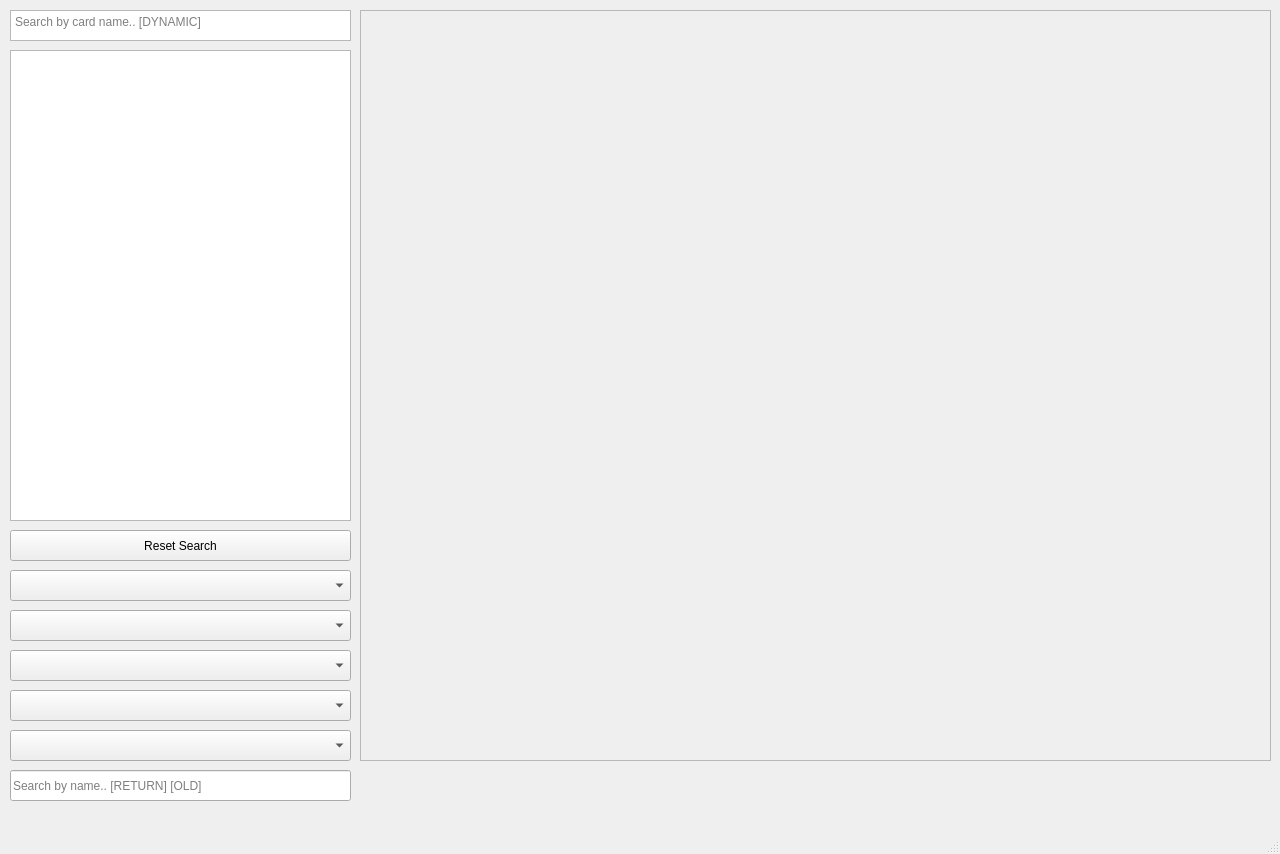
The window that mainwindow.ui (O-01/netrunner_card_finder) describes before a commit, drawn with Qt 5.
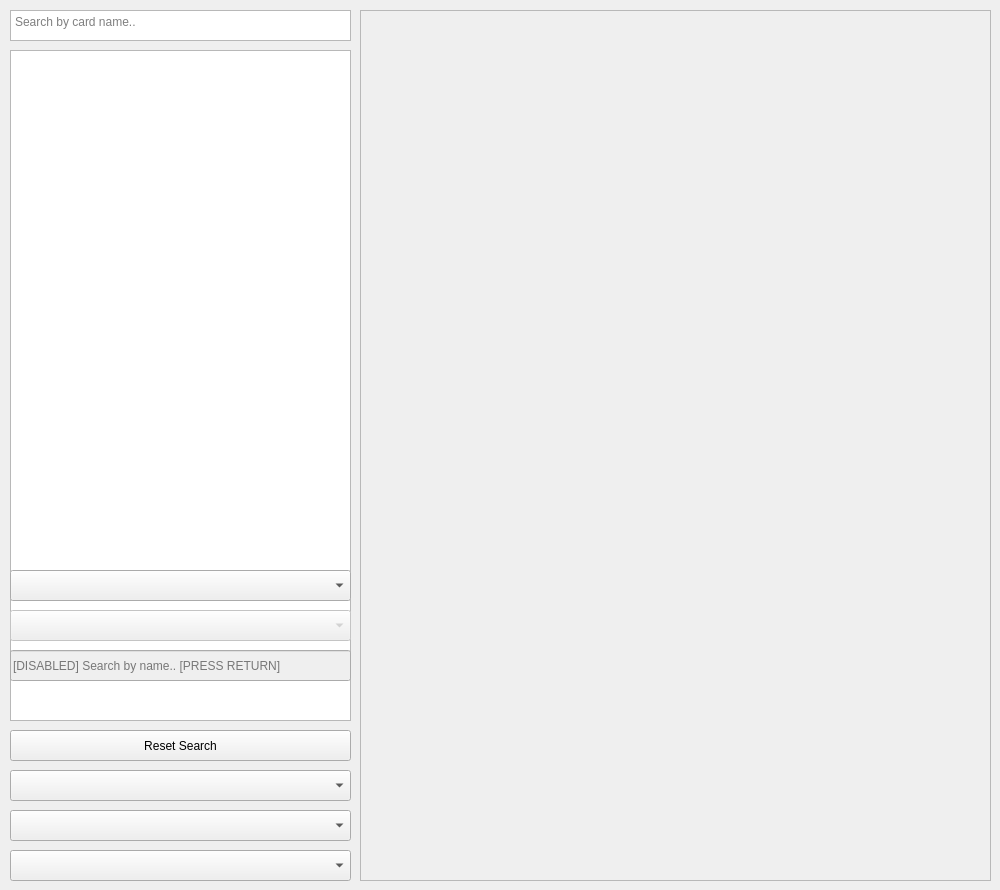
The same window after the commit.

Commit message: Added filter dropdown menu functionality, added image display functionality, improved reset button operation, added listt item selection interactions

Patch:
```diff
--- a/mainwindow.ui
+++ b/mainwindow.ui
@@ -6,14 +6,26 @@
    <rect>
     <x>0</x>
     <y>0</y>
-    <width>1280</width>
-    <height>854</height>
+    <width>1000</width>
+    <height>890</height>
    </rect>
   </property>
+  <property name="sizePolicy">
+   <sizepolicy hsizetype="Preferred" vsizetype="Preferred">
+    <horstretch>0</horstretch>
+    <verstretch>0</verstretch>
+   </sizepolicy>
+  </property>
   <property name="minimumSize">
    <size>
-    <width>1280</width>
-    <height>800</height>
+    <width>1000</width>
+    <height>890</height>
+   </size>
+  </property>
+  <property name="maximumSize">
+   <size>
+    <width>1000</width>
+    <height>890</height>
    </size>
   </property>
   <property name="windowTitle">
@@ -26,7 +38,7 @@
       <x>10</x>
       <y>50</y>
       <width>341</width>
-      <height>471</height>
+      <height>671</height>
      </rect>
     </property>
     <property name="focusPolicy">
@@ -49,7 +61,7 @@
     <property name="geometry">
      <rect>
       <x>10</x>
-      <y>530</y>
+      <y>730</y>
       <width>341</width>
       <height>31</height>
      </rect>
@@ -62,6 +74,9 @@
     </property>
    </widget>
    <widget class="QComboBox" name="dropFormat">
+    <property name="enabled">
+     <bool>true</bool>
+    </property>
     <property name="geometry">
      <rect>
       <x>10</x>
@@ -77,11 +92,11 @@
      <number>16</number>
     </property>
     <property name="placeholderText">
-     <string>FORMAT</string>
+     <string>[DISABLED] FORMAT</string>
     </property>
     <item>
      <property name="text">
-      <string>FORMAT</string>
+      <string>[FORMAT]</string>
      </property>
     </item>
     <item>
@@ -126,6 +141,9 @@
     </item>
    </widget>
    <widget class="QComboBox" name="dropSet">
+    <property name="enabled">
+     <bool>false</bool>
+    </property>
     <property name="geometry">
      <rect>
       <x>10</x>
@@ -138,14 +156,17 @@
      <number>16</number>
     </property>
     <property name="placeholderText">
-     <string>SET</string>
+     <string>[DISABLED] SET</string>
     </property>
    </widget>
    <widget class="QComboBox" name="dropType">
+    <property name="enabled">
+     <bool>true</bool>
+    </property>
     <property name="geometry">
      <rect>
       <x>10</x>
-      <y>730</y>
+      <y>850</y>
       <width>341</width>
       <height>31</height>
      </rect>
@@ -213,10 +234,13 @@
     </item>
    </widget>
    <widget class="QComboBox" name="dropFaction">
+    <property name="enabled">
+     <bool>true</bool>
+    </property>
     <property name="geometry">
      <rect>
       <x>10</x>
-      <y>690</y>
+      <y>810</y>
       <width>341</width>
       <height>31</height>
      </rect>
@@ -292,10 +316,13 @@
     </item>
    </widget>
    <widget class="QComboBox" name="dropSide">
+    <property name="enabled">
+     <bool>true</bool>
+    </property>
     <property name="geometry">
      <rect>
       <x>10</x>
-      <y>650</y>
+      <y>770</y>
       <width>341</width>
       <height>31</height>
      </rect>
@@ -327,56 +354,92 @@
      <rect>
       <x>360</x>
       <y>10</y>
-      <width>911</width>
-      <height>751</height>
+      <width>631</width>
+      <height>871</height>
      </rect>
     </property>
+    <property name="sizePolicy">
+     <sizepolicy hsizetype="Fixed" vsizetype="Expanding">
+      <horstretch>0</horstretch>
+      <verstretch>0</verstretch>
+     </sizepolicy>
+    </property>
     <property name="frameShadow">
      <enum>QFrame::Sunken</enum>
     </property>
     <property name="lineWidth">
      <number>2</number>
     </property>
+    <property name="verticalScrollBarPolicy">
+     <enum>Qt::ScrollBarAlwaysOff</enum>
+    </property>
+    <property name="horizontalScrollBarPolicy">
+     <enum>Qt::ScrollBarAlwaysOff</enum>
+    </property>
+    <property name="sizeAdjustPolicy">
+     <enum>QAbstractScrollArea::AdjustIgnored</enum>
+    </property>
     <property name="widgetResizable">
-     <bool>true</bool>
+     <bool>false</bool>
+    </property>
+    <property name="alignment">
+     <set>Qt::AlignLeading|Qt::AlignLeft|Qt::AlignTop</set>
     </property>
     <widget class="QWidget" name="scrollAreaWidgetContents">
      <property name="geometry">
       <rect>
        <x>0</x>
        <y>0</y>
-       <width>909</width>
-       <height>749</height>
+       <width>929</width>
+       <height>869</height>
       </rect>
      </property>
      <widget class="QWidget" name="gridLayoutWidget">
       <property name="geometry">
        <rect>
-        <x>10</x>
-        <y>10</y>
-        <width>891</width>
-        <height>731</height>
+        <x>0</x>
+        <y>0</y>
+        <width>621</width>
+        <height>871</height>
        </rect>
       </property>
-      <layout class="QGridLayout" name="gridLayout">
+      <layout class="QGridLayout" name="gridLayout" rowstretch="0" rowminimumheight="0" columnminimumwidth="0">
        <property name="sizeConstraint">
         <enum>QLayout::SetDefaultConstraint</enum>
        </property>
+       <property name="leftMargin">
+        <number>6</number>
+       </property>
+       <property name="topMargin">
+        <number>6</number>
+       </property>
+       <property name="rightMargin">
+        <number>6</number>
+       </property>
+       <property name="bottomMargin">
+        <number>6</number>
+       </property>
+       <property name="spacing">
+        <number>6</number>
+       </property>
       </layout>
      </widget>
     </widget>
    </widget>
    <widget class="QLineEdit" name="lineEdit">
+    <property name="enabled">
+     <bool>false</bool>
+    </property>
     <property name="geometry">
      <rect>
       <x>10</x>
-      <y>770</y>
+      <y>650</y>
       <width>341</width>
       <height>31</height>
      </rect>
     </property>
     <property name="placeholderText">
-     <string>Search by name.. [RETURN] [OLD]</string>
+     <string>[DISABLED] Search by name.. [PRESS RETURN]</string>
     </property>
    </widget>
    <widget class="QTextEdit" name="searchField">
@@ -416,7 +479,7 @@
      <enum>QTextEdit::NoWrap</enum>
     </property>
     <property name="placeholderText">
-     <string>Search by card name.. [DYNAMIC]</string>
+     <string>Search by card name..</string>
     </property>
    </widget>
   </widget>
@@ -430,11 +493,6 @@
     </rect>
    </property>
   </widget>
-  <widget class="QStatusBar" name="statusbar">
-   <property name="enabled">
-    <bool>true</bool>
-   </property>
-  </widget>
  </widget>
  <resources/>
  <connections/>
```
Left out of the diff: 41 changed lines with no effect on the pictures. The commit also changes 4 other files.
